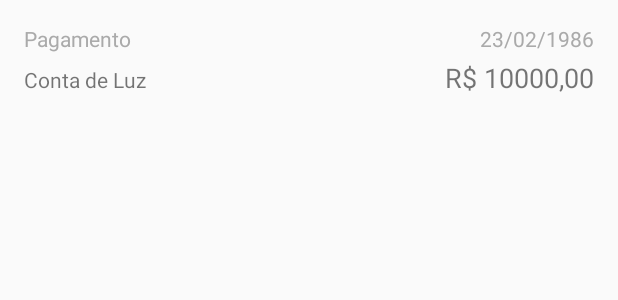
After one commit to mauriciocac/AppQintess, an Android app: the layout layout_conta.xml on its own in the app's theme, with its tools: preview values and no code run, on a phone screen of 412 x 824 dp. The commit adds this screen. Shown: the top 300 px of the screen. Run offline under Robolectric (Android 15) with nearby library versions, the phone set to English and light mode, and no system bars.

Commit message:
Criando Layout de Contas do cliente

```diff
--- /dev/null
+++ b/app/src/main/res/layout/layout_conta.xml
@@ -0,0 +1,48 @@
+<?xml version="1.0" encoding="utf-8"?>
+<LinearLayout xmlns:android="http://schemas.android.com/apk/res/android"
+    android:layout_width="match_parent"
+    android:layout_height="80dp"
+    android:orientation="vertical"
+    android:padding="16dp">
+
+    <LinearLayout
+        android:layout_width="match_parent"
+        android:layout_height="wrap_content"
+        android:layout_weight="1"
+        android:orientation="horizontal">
+
+        <TextView
+            android:layout_width="wrap_content"
+            android:layout_height="wrap_content"
+            android:layout_weight="1"
+            android:text="Pagamento"
+            android:textColor="@color/colorGrey" />
+
+        <TextView
+            android:layout_width="wrap_content"
+            android:layout_height="wrap_content"
+            android:id="@+id/txtpgtoData"
+            android:text="23/02/1986"
+            android:textColor="@color/colorGrey" />
+    </LinearLayout>
+
+    <LinearLayout
+        android:layout_width="match_parent"
+        android:layout_height="wrap_content"
+        android:orientation="horizontal">
+
+        <TextView
+            android:layout_width="wrap_content"
+            android:layout_height="wrap_content"
+            android:id="@+id/txtpgtoDescricao"
+            android:layout_weight="1"
+            android:text="Conta de Luz" />
+
+        <TextView
+            android:id="@+id/txtpgtoValor"
+            android:layout_width="wrap_content"
+            android:layout_height="wrap_content"
+            android:text="R$ 10000,00"
+            android:textSize="18sp" />
+    </LinearLayout>
+</LinearLayout>
--- a/app/src/main/res/values/colors.xml
+++ b/app/src/main/res/values/colors.xml
@@ -5,4 +5,5 @@
     <color name="colorAccent">#D81B60</color>
     <color name="colorBlue">#0000FF</color>
     <color name="colorWhite">#FFFFFF</color>
+    <color name="colorGrey">#AAAAAA</color>
 </resources>
```
Also changed, not shown: app/build.gradle (+5 -2 lines), app/src/main/java/com/mrc/appentrevista/InformacoesActivity.java (+26 -6 lines), app/src/main/java/com/mrc/appentrevista/component/adapter/MyAdapter.java (added, +66 -0 lines), app/src/main/java/com/mrc/appentrevista/util/StringUtil.java (added, +27 -0 lines), app/src/main/res/layout/activity_informacoes.xml (+5 -3 lines).
